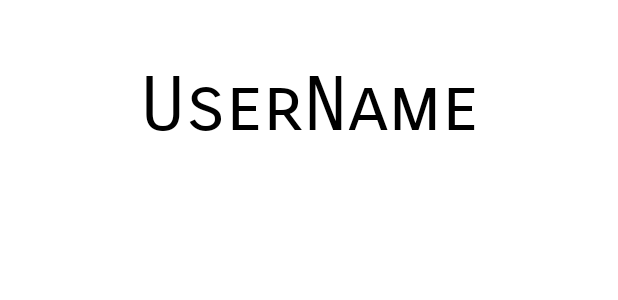
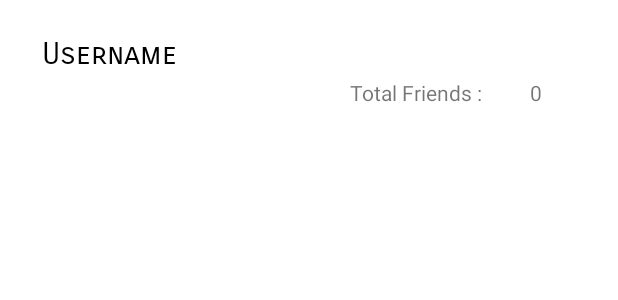
Before and after one commit to kuhc/Assignment, an Android app: the layout fragment_friend.xml on its own in the app's theme, with its tools: preview values and no code run, on a phone screen of 412 x 824 dp. Shown: the top 300 px of the screen. Run offline under Robolectric (Android 15) with nearby library versions, the phone set to English and light mode, and no system bars.

Commit message:
Friend Fragment

```diff
--- a/app/src/main/java/com/utar/assignment/Fragment/FriendFragment.java
+++ b/app/src/main/java/com/utar/assignment/Fragment/FriendFragment.java
@@ -2,6 +2,7 @@ package com.utar.assignment.Fragment;
 
 import android.os.Bundle;
 
+import androidx.annotation.NonNull;
 import androidx.fragment.app.Fragment;
 
 import android.view.LayoutInflater;
@@ -9,16 +10,25 @@ import android.view.View;
 import android.view.ViewGroup;
 import android.widget.TextView;
 
-import com.google.android.material.floatingactionbutton.FloatingActionButton;
+
+import com.google.android.gms.tasks.OnCompleteListener;
+import com.google.android.gms.tasks.Task;
 import com.google.firebase.auth.FirebaseAuth;
 import com.google.firebase.auth.FirebaseUser;
+import com.google.firebase.firestore.DocumentSnapshot;
+import com.google.firebase.firestore.FirebaseFirestore;
+import com.utar.assignment.Model.User;
 import com.utar.assignment.R;
+import com.utar.assignment.Util.FirebaseCallback;
+import com.utar.assignment.Util.FirestoreHelper;
+import com.utar.assignment.Util.GeneralHelper;
 
 import java.util.ArrayList;
 
 
 public class FriendFragment extends Fragment {
 
+    private static FirebaseFirestore fStore = FirebaseFirestore.getInstance();
     private FirebaseAuth Auth;
     TextView username;
 
@@ -29,10 +39,19 @@ public class FriendFragment extends Fragment {
 
         FirebaseUser user;
         user = Auth.getInstance().getCurrentUser();
-        String name = user.getDisplayName();
+        String uid = user.getUid();
 
-        username = view.findViewById(R.id.friend_frag_uname);
-        username.setText(name);
+        fStore.collection("Users").document(uid).get()
+                .addOnCompleteListener(new OnCompleteListener<DocumentSnapshot>() {
+                    @Override
+                    public void onComplete(@NonNull Task<DocumentSnapshot> task) {
+                        User user1 = task.getResult().toObject(User.class);
+                        String um = user1.getUsername();
+
+                        username = view.findViewById(R.id.friend_frag_uname);
+                        username.setText(um);
+                    }
+                });
 
        return view;
     }
--- a/app/src/main/res/layout/fragment_friend.xml
+++ b/app/src/main/res/layout/fragment_friend.xml
@@ -9,14 +9,46 @@
 
     <TextView
         android:id="@+id/friend_frag_uname"
+        android:layout_width="152dp"
+        android:layout_height="21dp"
+        android:layout_marginTop="24dp"
+        android:fontFamily="sans-serif-smallcaps"
+        android:text="@string/Username"
+        android:textColor="@color/black"
+        android:textSize="20sp"
+        app:layout_constraintEnd_toEndOf="parent"
+        app:layout_constraintHorizontal_bias="0.107"
+        app:layout_constraintStart_toStartOf="parent"
+        app:layout_constraintTop_toTopOf="parent" />
+
+    <TextView
+        android:id="@+id/friend_number"
         android:layout_width="wrap_content"
         android:layout_height="wrap_content"
-        android:layout_marginTop="40dp"
-        android:fontFamily="sans-serif-smallcaps"
-        android:text="UserName"
-        android:textColor="@color/black"
-        android:textSize="50sp"
+        android:layout_marginTop="52dp"
+        android:text="Total Friends :"
         app:layout_constraintEnd_toEndOf="parent"
+        app:layout_constraintHorizontal_bias="0.721"
         app:layout_constraintStart_toStartOf="parent"
         app:layout_constraintTop_toTopOf="parent" />
+
+    <TextView
+        android:id="@+id/friend_no"
+        android:layout_width="wrap_content"
+        android:layout_height="wrap_content"
+        android:layout_marginTop="52dp"
+        android:text="0"
+        app:layout_constraintEnd_toEndOf="parent"
+        app:layout_constraintHorizontal_bias="0.39"
+        app:layout_constraintStart_toEndOf="@+id/friend_number"
+        app:layout_constraintTop_toTopOf="parent" />
+
+    <androidx.recyclerview.widget.RecyclerView
+        android:layout_width="349dp"
+        android:layout_height="630dp"
+        app:layout_constraintEnd_toEndOf="parent"
+        app:layout_constraintHorizontal_bias="0.451"
+        app:layout_constraintStart_toStartOf="parent"
+        app:layout_constraintTop_toBottomOf="@+id/friend_number" />
+
 </androidx.constraintlayout.widget.ConstraintLayout>
--- a/app/src/main/res/values/strings.xml
+++ b/app/src/main/res/values/strings.xml
@@ -2,4 +2,5 @@
     <string name="app_name">Let\'s SplitUp</string>
     <!-- TODO: Remove or change this placeholder text -->
     <string name="hello_blank_fragment">Hello blank fragment</string>
+    <string name="Username">Username</string>
 </resources>
```
